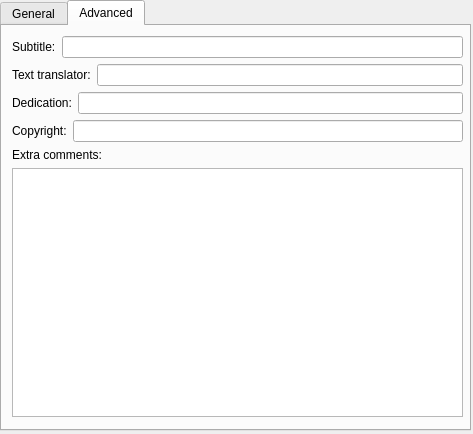
Old version of the form trunk/src/ui/documentproperties.ui in the repository canorusmusic/canorus.
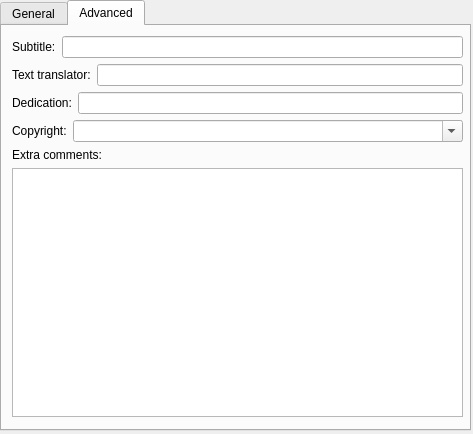
New version of the form. The open tabs and pages were chosen to show the change.

Commit message: Added some copyright licenses the composer can choose from. Updated Slovenian translation.

```diff
--- a/trunk/src/ui/documentproperties.ui
+++ b/trunk/src/ui/documentproperties.ui
@@ -180,7 +180,17 @@
          </widget>
         </item>
         <item>
-         <widget class="QLineEdit" name="uiCopyright" />
+         <widget class="QComboBox" name="uiCopyright" >
+          <property name="sizePolicy" >
+           <sizepolicy vsizetype="Fixed" hsizetype="Expanding" >
+            <horstretch>0</horstretch>
+            <verstretch>0</verstretch>
+           </sizepolicy>
+          </property>
+          <property name="editable" >
+           <bool>true</bool>
+          </property>
+         </widget>
         </item>
        </layout>
       </item>
```
The commit also changes 3 other files.
